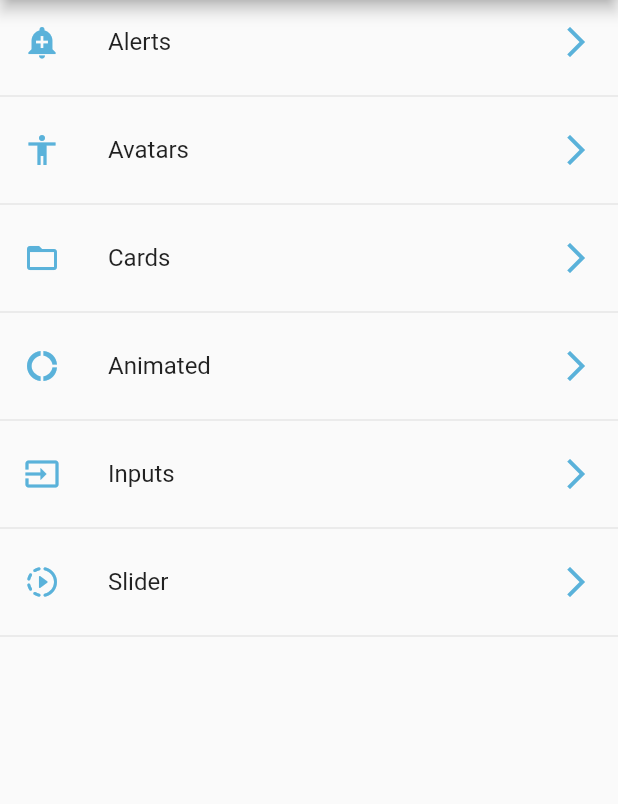
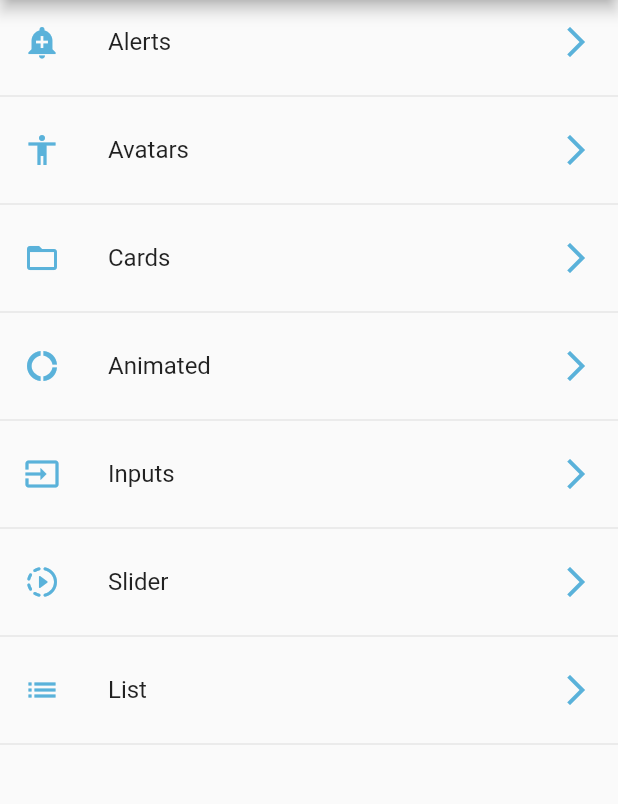
Before and after one commit to JordiDeSanta/Flutter-Widgets-Test-App, a Flutter app: the screen it shows after launch, on a phone screen of 412 x 824 dp, the part 84-888 px from its top. Run offline on Flutter 3.47's test engine with Material 2 defaults, Android fonts, the phone set to English and light mode, and no system bars.

Commit message:
Showing images from lorem picsum with ListView Builder

```diff
--- a/data/menu_opts.json
+++ b/data/menu_opts.json
@@ -30,6 +30,11 @@
             "route" : "slider",
             "icon" : "slider",
             "text": "Slider"
+        },
+        {
+            "route" : "listview",
+            "icon" : "list",
+            "text": "List"
         }
     ]
 }
--- a/lib/src/routes/home_page_routes.dart
+++ b/lib/src/routes/home_page_routes.dart
@@ -9,6 +9,7 @@ import 'package:components/src/pages/card_page.dart';
 import 'package:components/src/pages/animated_container.dart';
 import 'package:components/src/pages/input_page.dart';
 import 'package:components/src/pages/slider_page.dart';
+import 'package:components/src/pages/listview_page.dart';
 
 final routes = <String, WidgetBuilder>{
   'home': (BuildContext context) => HomePage(),
@@ -18,6 +19,7 @@ final routes = <String, WidgetBuilder>{
   'animatedContainer': (BuildContext context) => AnimatedContainerPage(),
   'inputs': (BuildContext context) => InputPage(),
   'slider': (BuildContext context) => SliderPage(),
+  'listview': (BuildContext context) => ListViewPage(),
 };
 
 final blankRoute =
--- a/lib/src/utils/icon_string_util.dart
+++ b/lib/src/utils/icon_string_util.dart
@@ -9,6 +9,7 @@ final _icons = <String, IconData>{
   "input": Icons.input,
   "default_arrow": Icons.arrow_forward_ios,
   "slider": Icons.slow_motion_video_rounded,
+  'list': Icons.list,
 };
 
 Icon getIcon(String iconName) {
```
Also changed, not shown: lib/src/pages/listview_page.dart (added, +34 -0 lines).
